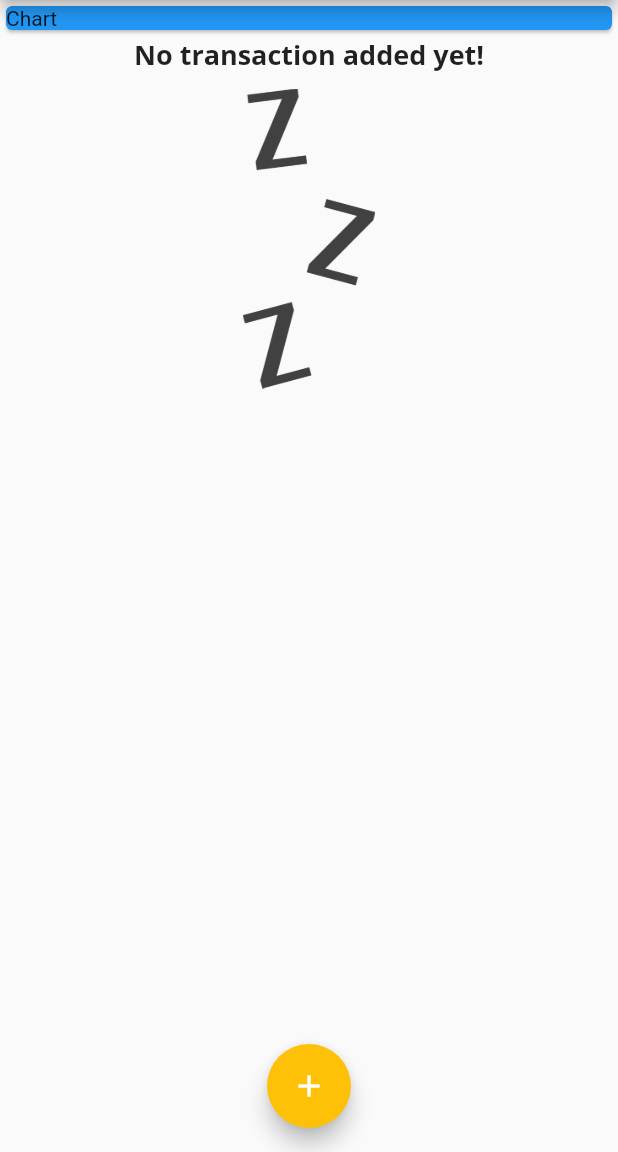
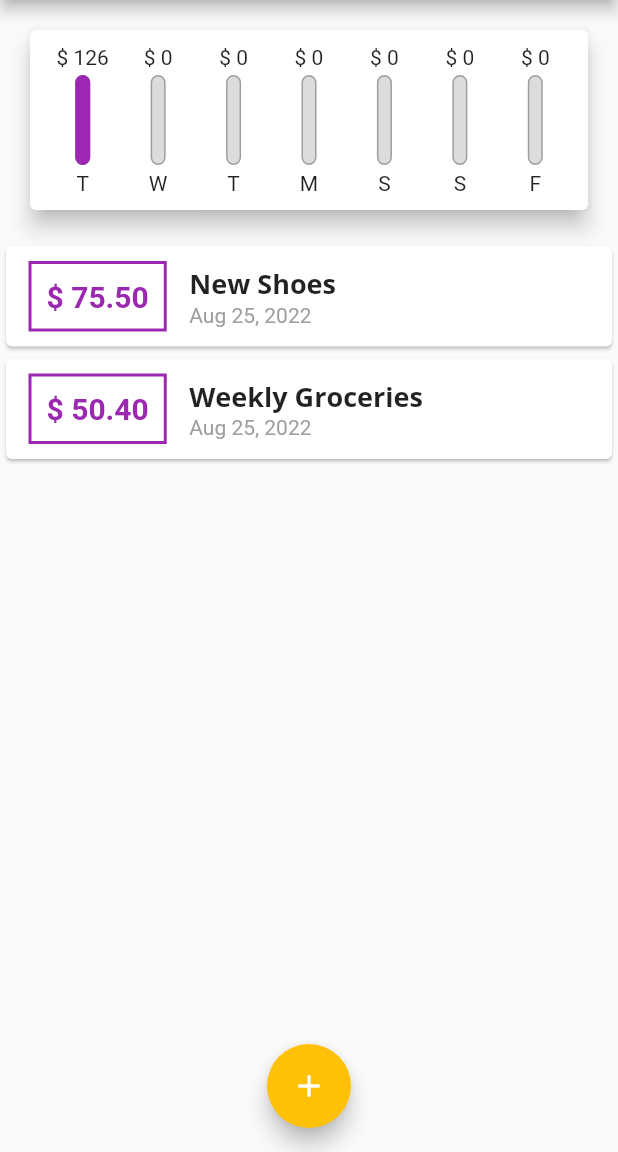
Before and after one commit to taufanbasri/flutter_expense_app, a Flutter app: the screen it shows after launch, on a phone screen of 412 x 824 dp, the part 84-1236 px from its top. Run offline on Flutter 3.47's test engine with Material 2 defaults, Android fonts, the phone set to English and light mode, and no system bars.

Commit message:
Custom Chart Bar

```diff
--- a/lib/main.dart
+++ b/lib/main.dart
@@ -1,3 +1,4 @@
+import 'package:expense_app/widgets/chart.dart';
 import 'package:flutter/material.dart';
 
 import 'package:expense_app/models/transaction.dart';
@@ -48,19 +49,29 @@ class MyHomePage extends StatefulWidget {
 
 class _MyHomePageState extends State<MyHomePage> {
   final List<Transaction> _userTransactions = [
-    // Transaction(
-    //   id: 't1',
-    //   title: 'New Shoes',
-    //   amount: 75.5,
-    //   date: DateTime.now(),
-    // ),
-    // Transaction(
-    //   id: 't2',
-    //   title: 'Weekly Groceries',
-    //   amount: 50.4,
-    //   date: DateTime.now(),
-    // ),
+    Transaction(
+      id: 't1',
+      title: 'New Shoes',
+      amount: 75.5,
+      date: DateTime.now(),
+    ),
+    Transaction(
+      id: 't2',
+      title: 'Weekly Groceries',
+      amount: 50.4,
+      date: DateTime.now(),
+    ),
   ];
+
+  List<Transaction> get _recenTransactions {
+    return _userTransactions.where((transaction) {
+      return transaction.date.isAfter(
+        DateTime.now().subtract(
+          const Duration(days: 7),
+        ),
+      );
+    }).toList();
+  }
 
   void _addNewTransaction(String title, double amount) {
     final newTransaction = Transaction(
@@ -104,13 +115,7 @@ class _MyHomePageState extends State<MyHomePage> {
         child: Column(
           crossAxisAlignment: CrossAxisAlignment.stretch,
           children: [
-            Container(
-              width: double.infinity,
-              child: const Card(
-                color: Colors.blue,
-                child: Text("Chart"),
-              ),
-            ),
+            Chart(_recenTransactions),
             TransactionList(_userTransactions),
           ],
         ),
--- /dev/null
+++ b/lib/widgets/chart.dart
@@ -0,0 +1,62 @@
+import 'package:flutter/material.dart';
+import 'package:intl/intl.dart';
+
+import 'package:expense_app/models/transaction.dart';
+import 'package:expense_app/widgets/chart_bar.dart';
+
+class Chart extends StatelessWidget {
+  final List<Transaction> recentTransactions;
+
+  const Chart(this.recentTransactions, {Key? key}) : super(key: key);
+
+  List<Map<String, Object>> get groupTransactionValues {
+    return List.generate(7, (index) {
+      final weekDay = DateTime.now().subtract(Duration(days: index));
+      var totalSum = 0.0;
+
+      for (var i = 0; i < recentTransactions.length; i++) {
+        if (recentTransactions[i].date.day == weekDay.day &&
+            recentTransactions[i].date.month == weekDay.month &&
+            recentTransactions[i].date.year == weekDay.year) {
+          totalSum += recentTransactions[i].amount;
+        }
+      }
+
+      return {
+        "day": DateFormat.E().format(weekDay).substring(0, 1),
+        "amount": totalSum,
+      };
+    });
+  }
+
+  double get totalSpending {
+    return groupTransactionValues.fold(0.0, (sum, item) {
+      return sum + (item["amount"] as double);
+    });
+  }
+
+  @override
+  Widget build(BuildContext context) {
+    return Card(
+      elevation: 6,
+      margin: const EdgeInsets.all(20),
+      child: Padding(
+        padding: const EdgeInsets.all(10),
+        child: Row(
+          mainAxisAlignment: MainAxisAlignment.spaceAround,
+          children: groupTransactionValues.map((transaction) {
+            return Flexible(
+              fit: FlexFit.tight,
+              child: ChartBar(
+                  transaction["day"].toString(),
+                  transaction["amount"] as double,
+                  totalSpending == 0.0
+                      ? 0.0
+                      : (transaction["amount"] as double) / totalSpending),
+            );
+          }).toList(),
+        ),
+      ),
+    );
+  }
+}
--- /dev/null
+++ b/lib/widgets/chart_bar.dart
@@ -0,0 +1,56 @@
+import 'package:flutter/material.dart';
+
+class ChartBar extends StatelessWidget {
+  final String label;
+  final double spendingAmount;
+  final double spendingPctOfTotal;
+
+  const ChartBar(this.label, this.spendingAmount, this.spendingPctOfTotal,
+      {Key? key})
+      : super(key: key);
+
+  @override
+  Widget build(BuildContext context) {
+    return Column(
+      children: [
+        FittedBox(
+          child: Text("\$ ${spendingAmount.toStringAsFixed(0)}"),
+        ),
+        const SizedBox(
+          height: 4,
+        ),
+        Container(
+          height: 60,
+          width: 10,
+          child: Stack(
+            children: [
+              Container(
+                decoration: BoxDecoration(
+                  border: Border.all(
+                    color: Colors.grey,
+                    width: 1.0,
+                  ),
+                  color: const Color.fromRGBO(220, 220, 220, 1),
+                  borderRadius: BorderRadius.circular(10),
+                ),
+              ),
+              FractionallySizedBox(
+                heightFactor: spendingPctOfTotal,
+                child: Container(
+                  decoration: BoxDecoration(
+                    color: Theme.of(context).primaryColor,
+                    borderRadius: BorderRadius.circular(10),
+                  ),
+                ),
+              ),
+            ],
+          ),
+        ),
+        const SizedBox(
+          height: 4,
+        ),
+        Text(label)
+      ],
+    );
+  }
+}
```
